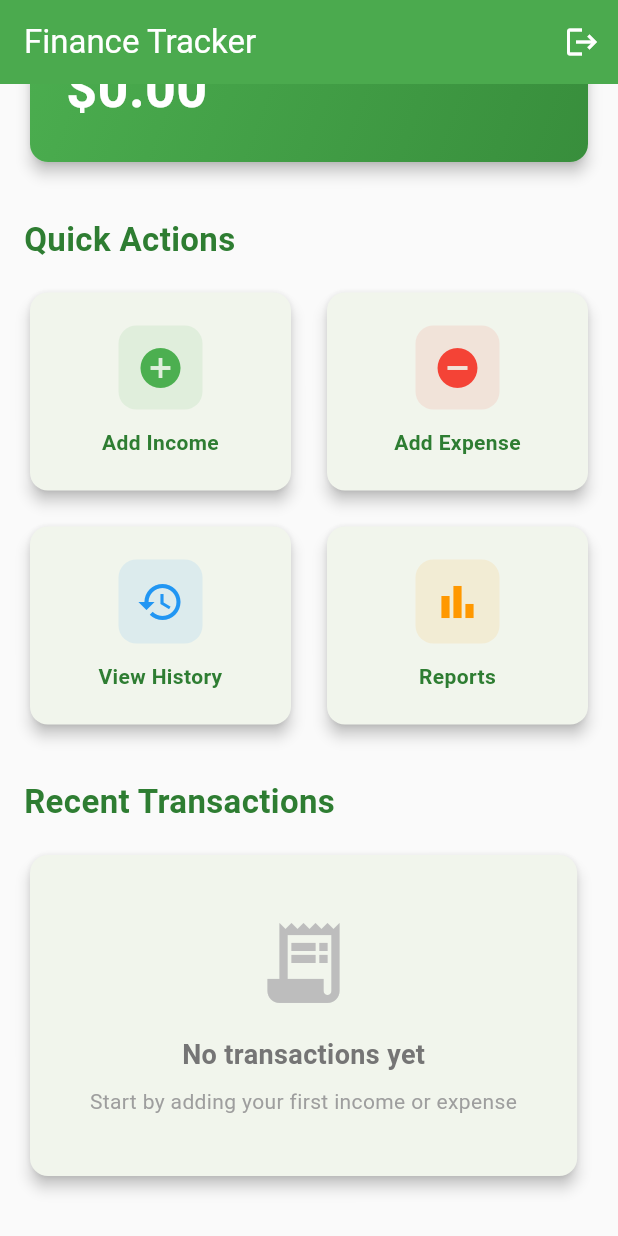
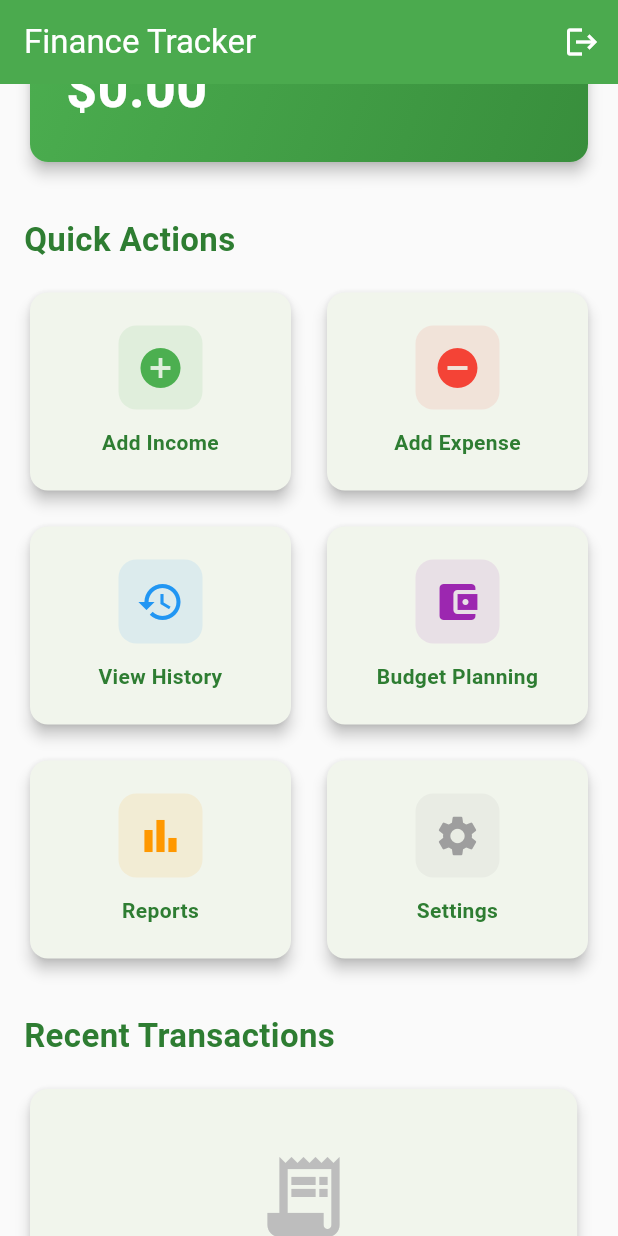
Before and after one commit to isharadh2002/Finance-Tracker-App, a Flutter app: the screen it shows once a user with an empty profile is signed in, scrolled down 448 dp, on a phone screen of 412 x 824 dp. Run offline on Flutter 3.47's test engine with Material 3 defaults, Android fonts, the phone set to English and light mode, and no system bars; our stand-ins replace cloud_firestore, email_validator, equatable, firebase_auth, firebase_core, fl_chart and 1 more; accounts and stored records are empty.

Commit message:
Updating navigation to new screens

```diff
--- a/lib/main.dart
+++ b/lib/main.dart
@@ -5,6 +5,7 @@
 import 'firebase_options.dart';
 import 'providers/auth_provider.dart';
 import 'providers/transaction_provider.dart';
+import 'providers/budget_provider.dart';
 import 'screens/auth_wrapper.dart';
 
 void main() async {
@@ -24,6 +25,7 @@
       providers: [
         ChangeNotifierProvider(create: (context) => AuthProvider()),
         ChangeNotifierProvider(create: (context) => TransactionProvider()),
+        ChangeNotifierProvider(create: (context) => BudgetProvider()),
       ],
       child: MaterialApp(
         title: 'Finance Tracker',
--- a/lib/screens/dashboard/dashboard_screen.dart
+++ b/lib/screens/dashboard/dashboard_screen.dart
@@ -7,6 +7,8 @@ import '../../providers/transaction_provider.dart';
 import '../../models/transaction.dart';
 import '../transactions/add_transaction_screen.dart';
 import '../transactions/transaction_history_screen.dart';
+import '../budget/budget_screen.dart';
+import '../reports/reports_screen.dart';
 
 class DashboardScreen extends StatefulWidget {
   const DashboardScreen({super.key});
@@ -277,10 +279,24 @@ class _DashboardScreenState extends State<DashboardScreen> {
                     ),
                     _buildActionButton(
                       context,
+                      'Budget Planning',
+                      Icons.account_balance_wallet,
+                      Colors.purple,
+                          () => _navigateToBudget(context),
+                    ),
+                    _buildActionButton(
+                      context,
                       'Reports',
                       Icons.bar_chart,
                       Colors.orange,
-                          () => _showComingSoon(context, 'Reports'),
+                          () => _navigateToReports(context),
+                    ),
+                    _buildActionButton(
+                      context,
+                      'Settings',
+                      Icons.settings,
+                      Colors.grey,
+                          () => _showComingSoon(context, 'Settings'),
                     ),
                   ],
                 ),
@@ -507,7 +523,7 @@ class _DashboardScreenState extends State<DashboardScreen> {
         leading: Container(
           padding: const EdgeInsets.all(6),
           decoration: BoxDecoration(
-            color: color.withOpacity(0.1),
+            color: color.withValues(alpha: 0.1),
             borderRadius: BorderRadius.circular(6),
           ),
           child: Icon(
@@ -561,6 +577,24 @@ class _DashboardScreenState extends State<DashboardScreen> {
       context,
       MaterialPageRoute(
         builder: (context) => const TransactionHistoryScreen(),
+      ),
+    );
+  }
+
+  void _navigateToBudget(BuildContext context) {
+    Navigator.push(
+      context,
+      MaterialPageRoute(
+        builder: (context) => const BudgetScreen(),
+      ),
+    );
+  }
+
+  void _navigateToReports(BuildContext context) {
+    Navigator.push(
+      context,
+      MaterialPageRoute(
+        builder: (context) => const ReportsScreen(),
       ),
     );
   }
```
